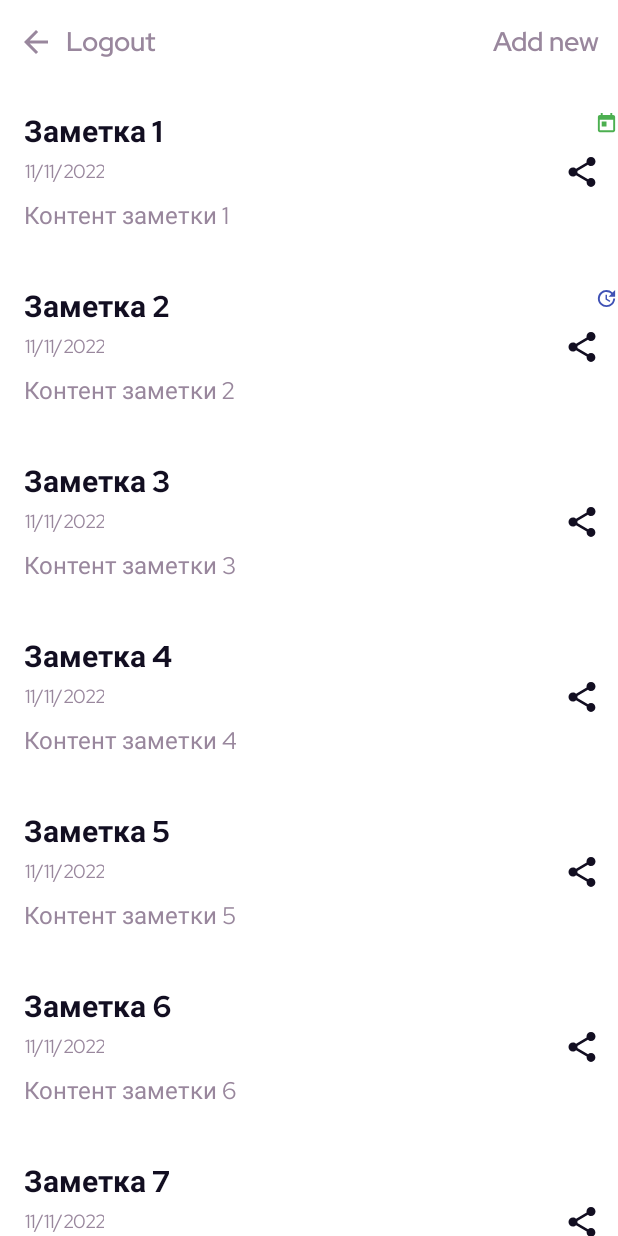
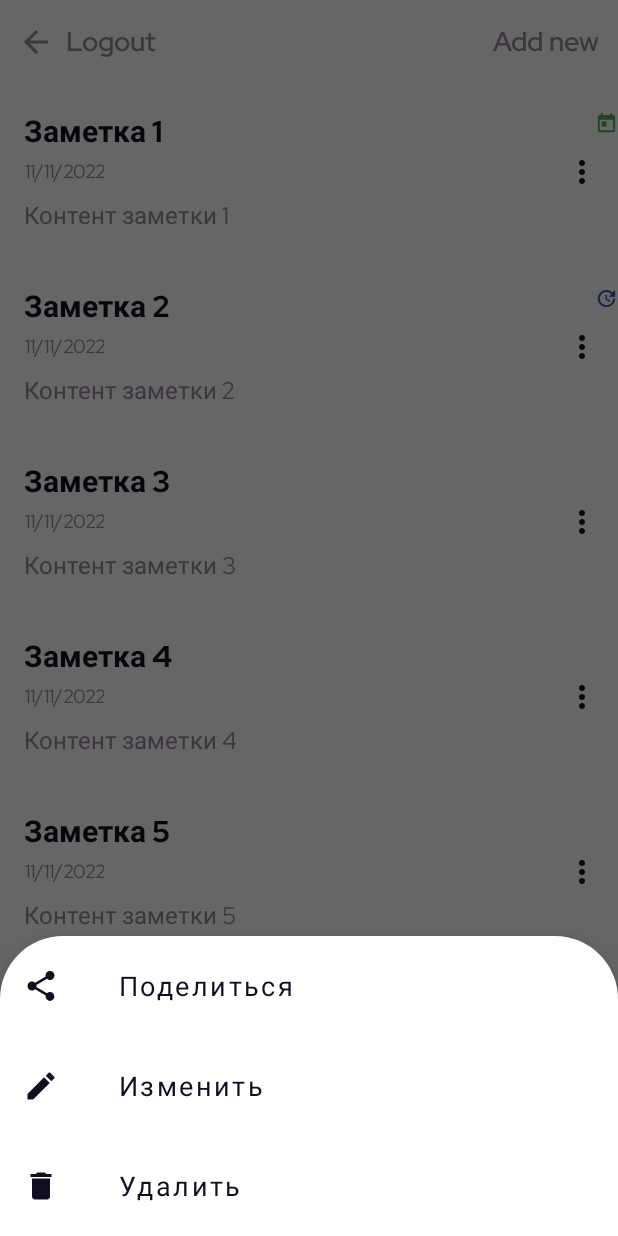
Before and after one commit to devmartynov/spiice, an Android app: the fragment NotesFragment placed in its activity, after a tap on "Открыть меню", on a phone screen of 412 x 824 dp. Run offline under Robolectric (Android 15) with nearby library versions, the phone set to English and light mode, and no system bars.

Commit message:
add note item context menu, add note detail info by clicking on note list item

```diff
--- a/app/build.gradle
+++ b/app/build.gradle
@@ -43,4 +43,5 @@ dependencies {
     testImplementation 'junit:junit:4.13.2'
     androidTestImplementation 'androidx.test.ext:junit:1.1.3'
     androidTestImplementation 'androidx.test.espresso:espresso-core:3.4.0'
+    implementation 'androidx.fragment:fragment-ktx:1.5.4'
 }
--- a/app/src/main/java/io/devmartynov/spiice/model/Note.kt
+++ b/app/src/main/java/io/devmartynov/spiice/model/Note.kt
@@ -1,5 +1,6 @@
 package io.devmartynov.spiice.model
 
+import java.io.Serializable
 import java.text.SimpleDateFormat
 import java.time.Instant
 import java.util.*
@@ -18,7 +19,7 @@ data class Note(
     val content: String,
     val createTime: Long = System.currentTimeMillis(),
     val scheduleTime: Long? = null,
-) {
+): Serializable {
     /**
      * Тип заметки.
      * Зависит от запланированного времени.
--- a/app/src/main/java/io/devmartynov/spiice/ui/notesList/NotesFragment.kt
+++ b/app/src/main/java/io/devmartynov/spiice/ui/notesList/NotesFragment.kt
@@ -1,54 +1,45 @@
 package io.devmartynov.spiice.ui.notesList
 
-import android.content.Intent
 import android.os.Bundle
-import android.util.Log
 import android.view.LayoutInflater
 import android.view.View
 import android.view.ViewGroup
 import androidx.appcompat.app.AppCompatActivity
 import androidx.fragment.app.Fragment
-import androidx.lifecycle.ViewModelProvider
+import androidx.fragment.app.activityViewModels
 import androidx.recyclerview.widget.ItemTouchHelper
 import androidx.recyclerview.widget.LinearLayoutManager
-import androidx.recyclerview.widget.RecyclerView
+import com.google.android.material.snackbar.Snackbar
 import io.devmartynov.spiice.R
 import io.devmartynov.spiice.databinding.FragmentNotesBinding
 import io.devmartynov.spiice.model.Note
 import io.devmartynov.spiice.ui.addEditNote.AddEditNoteFragment
 import io.devmartynov.spiice.ui.notesList.notesAdapter.NotesAdapter
 import io.devmartynov.spiice.ui.auth.LoginFragment
+import io.devmartynov.spiice.ui.notesList.noteDetailInfo.NoteDetailInfoFragment
+import io.devmartynov.spiice.ui.notesList.noteMenu.NoteMenuFragment
 import java.util.*
 
 private const val NOTES_FRAGMENT_TAG = "FRAGMENT_TAG"
-private const val SHARE_CONTENT_TYPE = "text/plain"
 
 /**
  * Экран списка заметок
  */
 class NotesFragment : Fragment() {
     private lateinit var binding: FragmentNotesBinding
-
-    private val viewModel: NotesViewModel by lazy {
-        ViewModelProvider(this)[NotesViewModel::class.java]
-    }
+    private val viewModel: NotesViewModel by activityViewModels()
 
     override fun onCreateView(
         inflater: LayoutInflater,
         container: ViewGroup?,
         savedInstanceState: Bundle?
     ): View {
-
-        Log.d("UUU", "ON_CREATE_VIEW-----")
-
         binding = FragmentNotesBinding.inflate(layoutInflater, container, false)
         return binding.root
     }
 
     override fun onViewCreated(view: View, savedInstanceState: Bundle?) {
         super.onViewCreated(view, savedInstanceState)
-        Log.d("UUU", "ON_VIEW_CREATED-----")
-
 
         with(activity as AppCompatActivity) {
             setSupportActionBar(binding.toolbar)
@@ -62,21 +53,24 @@ class NotesFragment : Fragment() {
         binding.notesRecycler.apply {
             layoutManager = LinearLayoutManager(requireContext())
             adapter = NotesAdapter(
-                onNoteClick = { note -> goToAddEditScreen(note.id) },
-                onShareClick = { note -> shareNote(note) }
+                onNoteClick = { note, _ -> showNoteDetailInfo(note) },
+                onMenuClick = { note, position -> showNoteMenu(note.id, position) }
             )
         }
         ItemTouchHelper(getSimpleCallback()).attachToRecyclerView(binding.notesRecycler)
         viewModel.loadNotes()
     }
 
+    /**
+     * Коллбек для свайпа влево/вправо
+     */
     private fun getSimpleCallback(): ItemTouchHelper.SimpleCallback {
         return SwiperCallback(
             context = requireContext(),
             config = object : SwiperCallback.Config {
-                override fun deleteNote(noteId: UUID): Boolean = viewModel.deleteNote(noteId)
-                override fun addNote(position: Int, note: Note): Boolean = viewModel.addNote(position, note)
-                override fun getRecycler(): RecyclerView = binding.notesRecycler
+                override fun deleteNote(position: Int) {
+                    safeDeleteNoteByPosition(position)
+                }
             },
             dragDirs = 0,
             swipeDirs = ItemTouchHelper.LEFT
@@ -118,20 +112,53 @@ class NotesFragment : Fragment() {
     }
 
     /**
-     * Формирует интент для отправки текста заметки и запускает его.
-     * @param note заметка для шаринга
+     * Открывает боттом шит диалог - меню для заметки.
+     * @param noteId id заметки
+     * @param position позиция заметки в адаптере
      */
-    private fun shareNote(note: Note) {
-        Intent(Intent.ACTION_SEND)
-            .apply {
-                type = SHARE_CONTENT_TYPE
-                putExtra(Intent.EXTRA_TEXT, viewModel.getNoteSharingInfo(note))
-                putExtra(Intent.EXTRA_SUBJECT, getString(R.string.share_subject))
-            }
-            .also { intent ->
-                startActivity(
-                    Intent.createChooser(intent, getString(R.string.share_dialog_title))
+    private fun showNoteMenu(noteId: UUID, position: Int) {
+        NoteMenuFragment
+            .newInstance(
+                noteId = noteId,
+                callbacks = object : NoteMenuFragment.Callbacks {
+                    override fun goToEditScreen() {
+                        goToAddEditScreen(noteId)
+                    }
+
+                    override fun safeDeleteNote() {
+                        safeDeleteNoteByPosition(position)
+                    }
+                }
+            )
+            .show(parentFragmentManager, NoteMenuFragment.TAG)
+    }
+
+    /**
+     * Открывает боттом шит диалог - детальная информация заметки.
+     * @param note заметка
+     */
+    private fun showNoteDetailInfo(note: Note) {
+        NoteDetailInfoFragment.newInstance(note)
+            .show(parentFragmentManager, NoteDetailInfoFragment.TAG)
+    }
+
+    /**
+     * Удаляет заметку с возможностью восстановления
+     * @param position позиция заметки в адаптере
+     */
+    private fun safeDeleteNoteByPosition(position: Int) {
+        val deletedNote = (binding.notesRecycler.adapter as NotesAdapter).getItem(position)
+        if (viewModel.deleteNote(deletedNote.id)) {
+            Snackbar
+                .make(
+                    binding.notesRecycler,
+                    getString(R.string.note_undo_remove_action_label),
+                    Snackbar.LENGTH_SHORT
                 )
-            }
+                .setAction(getString(R.string.undo)) {
+                    viewModel.addNote(position, deletedNote)
+                }
+                .show()
+        }
     }
 }
--- a/app/src/main/java/io/devmartynov/spiice/ui/notesList/NotesViewModel.kt
+++ b/app/src/main/java/io/devmartynov/spiice/ui/notesList/NotesViewModel.kt
@@ -57,6 +57,10 @@ class NotesViewModel: ViewModel() {
         return "${note.title}\n${note.content}"
     }
 
+    fun getNote(noteId: UUID): Note? {
+        return repository.getNote(noteId)
+    }
+
     private fun updateLiveDataList() {
         notes.value = _notes
     }
--- /dev/null
+++ b/app/src/main/java/io/devmartynov/spiice/ui/notesList/noteMenu/NoteMenuFragment.kt
@@ -0,0 +1,109 @@
+package io.devmartynov.spiice.ui.notesList.noteMenu
+
+import android.content.Intent
+import android.os.Bundle
+import android.view.LayoutInflater
+import android.view.View
+import android.view.ViewGroup
+import androidx.appcompat.content.res.AppCompatResources
+import androidx.core.graphics.drawable.DrawableCompat
+import androidx.core.os.bundleOf
+import androidx.fragment.app.activityViewModels
+import com.google.android.material.bottomsheet.BottomSheetDialogFragment
+import io.devmartynov.spiice.R
+import io.devmartynov.spiice.databinding.FragmentNoteMenuBinding
+import io.devmartynov.spiice.model.Note
+import io.devmartynov.spiice.ui.notesList.NotesViewModel
+import java.io.Serializable
+import java.util.*
+
+/**
+ * Меню заметки с действиями над ней
+ */
+class NoteMenuFragment : BottomSheetDialogFragment() {
+    private lateinit var binding: FragmentNoteMenuBinding
+    private val viewModel: NotesViewModel by activityViewModels()
+    private var note: Note? = null
+    private var callbacks: Callbacks? = null
+
+    companion object {
+        const val TAG = "NoteMenuFragment"
+        private const val NOTE_ID_KEY = "note_id_key"
+        private const val CALLBACKS_KEY = "callbacks_key"
+        private const val SHARE_CONTENT_TYPE = "text/plain"
+
+        fun newInstance(noteId: UUID, callbacks: Callbacks): NoteMenuFragment {
+            return NoteMenuFragment().apply {
+                arguments = bundleOf(
+                    NOTE_ID_KEY to noteId,
+                    CALLBACKS_KEY to callbacks
+                )
+            }
+        }
+    }
+
+    override fun onCreateView(
+        inflater: LayoutInflater,
+        container: ViewGroup?,
+        savedInstanceState: Bundle?
+    ): View {
+        binding = FragmentNoteMenuBinding.inflate(inflater, container, false)
+        return binding.root
+    }
+
+    override fun onViewCreated(view: View, savedInstanceState: Bundle?) {
+        super.onViewCreated(view, savedInstanceState)
+
+        callbacks = arguments?.get(CALLBACKS_KEY) as? Callbacks
+            ?: throw IllegalArgumentException("You must pass callbacks to this fragment")
+        val noteId = arguments?.get(NOTE_ID_KEY) as? UUID
+            ?: throw IllegalArgumentException("You must pass note id to this fragment")
+        note = viewModel.getNote(noteId)
+            ?: throw IllegalArgumentException("No note was found by passed id: $noteId")
+
+        binding.share.setOnClickListener {
+            shareNote()
+            dismiss()
+        }
+        binding.edit.setOnClickListener {
+            callbacks?.goToEditScreen()
+            dismiss()
+        }
+        binding.delete.setOnClickListener {
+            callbacks?.safeDeleteNote()
+            dismiss()
+        }
+
+        // смена цвета иконки и установка новой в кнопку
+        val icDelete = AppCompatResources.getDrawable(requireContext(), R.drawable.ic_delete)
+        val wrappedIcDelete = DrawableCompat.wrap(icDelete!!)
+        DrawableCompat.setTint(wrappedIcDelete, requireContext().getColor(R.color.main))
+        binding.delete.setCompoundDrawablesWithIntrinsicBounds(wrappedIcDelete, null, null, null);
+    }
+
+    /**
+     * Формирует интент для отправки текста заметки и запускает его.
+     */
+    private fun shareNote() {
+        Intent(Intent.ACTION_SEND)
+            .apply {
+                type = SHARE_CONTENT_TYPE
+                putExtra(Intent.EXTRA_TEXT, viewModel.getNoteSharingInfo(note!!))
+                putExtra(Intent.EXTRA_SUBJECT, getString(R.string.share_subject))
+            }
+            .also { intent ->
+                startActivity(
+                    Intent.createChooser(intent, getString(R.string.share_dialog_title))
+                )
+            }
+    }
+
+    /**
+     * Колбеки для экшенов.
+     * По сути это костыль.
+     */
+    interface Callbacks : Serializable {
+        fun goToEditScreen()
+        fun safeDeleteNote()
+    }
+}
--- a/app/src/main/java/io/devmartynov/spiice/ui/notesList/notesAdapter/NoteViewHolder.kt
+++ b/app/src/main/java/io/devmartynov/spiice/ui/notesList/notesAdapter/NoteViewHolder.kt
@@ -13,18 +13,18 @@ import io.devmartynov.spiice.model.NoteType
  * Вьюхолдер для адаптера списка заметок
  * @param view view элемента списка
  * @param onNoteClick обработчик нажатия на элемент списка
- * @param onShareClick обработчик нажатия на кнопку шаринга
+ * @param onMenuClick обработчик нажатия на кнопку открытия меню
  */
 class NoteViewHolder(
     private val view: View,
     private val onNoteClick: NoteClickHandler,
-    private val onShareClick: NoteClickHandler,
+    private val onMenuClick: NoteClickHandler,
 ) : ViewHolder(view) {
     /**
      * Устанавливает значения во вьюхи элемента списка
      * @param note заметка
      */
-    fun bind(note: Note) {
+    fun bind(note: Note, position: Int) {
         view.apply {
             setUpScheduleIndicator(note.noteType)
             findViewById<ImageView>(R.id.schedule_time_indicator)
@@ -32,8 +32,8 @@ class NoteViewHolder(
             findViewById<TextView>(R.id.content).text = note.content
             findViewById<TextView>(R.id.create_time).text = Note.timeAsDate(note.createTime)
 
-            setOnClickListener { onNoteClick(note) }
-            findViewById<Button>(R.id.share).setOnClickListener { onShareClick(note) }
+            setOnClickListener { onNoteClick(note, position) }
+            findViewById<Button>(R.id.menu_toggle).setOnClickListener { onMenuClick(note, position) }
         }
     }
 
--- a/app/src/main/java/io/devmartynov/spiice/ui/notesList/notesAdapter/NotesAdapter.kt
+++ b/app/src/main/java/io/devmartynov/spiice/ui/notesList/notesAdapter/NotesAdapter.kt
@@ -2,28 +2,27 @@ package io.devmartynov.spiice.ui.notesList.notesAdapter
 
 import android.view.LayoutInflater
 import android.view.ViewGroup
-import android.widget.Button
 import androidx.recyclerview.widget.RecyclerView
 import io.devmartynov.spiice.R
 import io.devmartynov.spiice.model.Note
 
-typealias NoteClickHandler = (note: Note) -> Unit
+typealias NoteClickHandler = (note: Note, position: Int) -> Unit
 
 /**
  * Адаптер для списка заметок
  * @param onNoteClick обработчик нажатия на элемент списка
- * @param onShareClick обработчик нажатия на кнопку шаринга
+ * @param onMenuClick обработчик нажатия на кнопку открытия меню
  */
 class NotesAdapter(
     private val onNoteClick: NoteClickHandler,
-    private val onShareClick: NoteClickHandler,
+    private val onMenuClick: NoteClickHandler,
 ): RecyclerView.Adapter<NoteViewHolder>() {
     private var notes: List<Note> = listOf()
 
     override fun onCreateViewHolder(parent: ViewGroup, viewType: Int): NoteViewHolder {
         return NoteViewHolder(
             onNoteClick = onNoteClick,
-            onShareClick = onShareClick,
+            onMenuClick = onMenuClick,
             view = LayoutInflater
                 .from(parent.context)
                 .inflate(R.layout.note_list_item, parent, false)
@@ -36,7 +35,7 @@ class NotesAdapter(
 
     override fun onBindViewHolder(holder: NoteViewHolder, position: Int) {
         val note = notes[position]
-        holder.bind(note)
+        holder.bind(note, position)
     }
 
     /**
--- /dev/null
+++ b/app/src/main/res/drawable/ic_edit.xml
@@ -0,0 +1,5 @@
+<vector android:height="24dp" android:tint="@color/main"
+    android:viewportHeight="24" android:viewportWidth="24"
+    android:width="24dp" xmlns:android="http://schemas.android.com/apk/res/android">
+    <path android:fillColor="@android:color/white" android:pathData="M3,17.25V21h3.75L17.81,9.94l-3.75,-3.75L3,17.25zM20.71,7.04c0.39,-0.39 0.39,-1.02 0,-1.41l-2.34,-2.34c-0.39,-0.39 -1.02,-0.39 -1.41,0l-1.83,1.83 3.75,3.75 1.83,-1.83z"/>
+</vector>
--- /dev/null
+++ b/app/src/main/res/drawable/ic_menu.xml
@@ -0,0 +1,5 @@
+<vector android:height="24dp" android:tint="@color/main"
+    android:viewportHeight="24" android:viewportWidth="24"
+    android:width="24dp" xmlns:android="http://schemas.android.com/apk/res/android">
+    <path android:fillColor="@android:color/white" android:pathData="M12,8c1.1,0 2,-0.9 2,-2s-0.9,-2 -2,-2 -2,0.9 -2,2 0.9,2 2,2zM12,10c-1.1,0 -2,0.9 -2,2s0.9,2 2,2 2,-0.9 2,-2 -0.9,-2 -2,-2zM12,16c-1.1,0 -2,0.9 -2,2s0.9,2 2,2 2,-0.9 2,-2 -0.9,-2 -2,-2z"/>
+</vector>
--- /dev/null
+++ b/app/src/main/res/drawable/note_item_menu_bg.xml
@@ -0,0 +1,8 @@
+<?xml version="1.0" encoding="utf-8"?>
+<shape xmlns:android="http://schemas.android.com/apk/res/android"
+    android:shape="rectangle">
+    <solid android:color="@android:color/white"/>
+    <corners android:topLeftRadius="42dp"
+        android:topRightRadius="42dp"/>
+
+</shape>
--- /dev/null
+++ b/app/src/main/res/layout/fragment_note_menu.xml
@@ -0,0 +1,32 @@
+<?xml version="1.0" encoding="utf-8"?>
+<LinearLayout xmlns:android="http://schemas.android.com/apk/res/android"
+    android:id="@+id/note_menu_container"
+    android:layout_width="match_parent"
+    android:layout_height="match_parent"
+    android:orientation="vertical">
+
+    <Button
+        android:id="@+id/share"
+        style="@style/BottomSheetAction"
+        android:layout_width="match_parent"
+        android:layout_height="wrap_content"
+        android:drawableLeft="@drawable/ic_share"
+        android:text="@string/share_label" />
+
+    <Button
+        android:id="@+id/edit"
+        style="@style/BottomSheetAction"
+        android:layout_width="match_parent"
+        android:layout_height="wrap_content"
+        android:drawableLeft="@drawable/ic_edit"
+        android:text="@string/edit_label" />
+
+    <Button
+        android:id="@+id/delete"
+        style="@style/BottomSheetAction"
+        android:layout_width="match_parent"
+        android:layout_height="wrap_content"
+        android:drawableLeft="@drawable/ic_share"
+        android:text="@string/remove_label" />
+
+</LinearLayout>
--- a/app/src/main/res/layout/note_list_item.xml
+++ b/app/src/main/res/layout/note_list_item.xml
@@ -19,7 +19,7 @@
             android:maxLines="1"
             app:layout_constraintTop_toTopOf="parent"
             app:layout_constraintStart_toStartOf="parent"
-            app:layout_constraintEnd_toStartOf="@+id/share"
+            app:layout_constraintEnd_toStartOf="@+id/menu_toggle"
             app:layout_constraintHorizontal_bias="0.0"
             style="@style/NoteTitle"/>
 
@@ -29,7 +29,7 @@
             android:layout_height="wrap_content"
             android:textAlignment="textEnd"
             android:layout_marginTop="4dp"
-            app:layout_constraintEnd_toStartOf="@+id/share"
+            app:layout_constraintEnd_toStartOf="@+id/menu_toggle"
             app:layout_constraintTop_toBottomOf="@+id/title"
             app:layout_constraintStart_toStartOf="parent"
             app:layout_constraintHorizontal_bias="0.0"
@@ -43,15 +43,15 @@
             android:maxLines="1"
             android:layout_marginEnd="60dp"
             android:layout_marginTop="10dp"
-            app:layout_constraintEnd_toStartOf="@+id/share"
+            app:layout_constraintEnd_toStartOf="@+id/menu_toggle"
             app:layout_constraintTop_toBottomOf="@+id/create_time"
             app:layout_constraintStart_toStartOf="parent"
             app:layout_constraintHorizontal_bias="0.0"
             style="@style/NoteContent"/>
 
     <Button
-            android:id="@+id/share"
-            android:drawableLeft="@drawable/ic_share"
+            android:id="@+id/menu_toggle"
+            android:drawableLeft="@drawable/ic_menu"
             android:layout_width="wrap_content"
             android:layout_height="wrap_content"
             android:contentDescription="@string/open_note_list_item_menu_label"
@@ -69,7 +69,7 @@
         android:contentDescription="@string/schedule_time_label"
         android:src="@drawable/ic_future"
         app:iconPadding="0dp"
-        app:layout_constraintBottom_toTopOf="@+id/share"
+        app:layout_constraintBottom_toTopOf="@+id/menu_toggle"
         app:layout_constraintEnd_toEndOf="parent"
         app:layout_constraintTop_toTopOf="parent" />
 
--- a/app/src/main/res/values/dimen.xml
+++ b/app/src/main/res/values/dimen.xml
@@ -12,6 +12,10 @@
     <dimen name="progress_dots_margin_top">30dp</dimen>
     <dimen name="skip_btn_margin">15dp</dimen>
     <dimen name="layout_horizontal_padding">16dp</dimen>
+    <dimen name="icon_padding_in_bottom_sheet_btn">40dp</dimen>
+    <dimen name="padding_in_bottom_sheet_btn">15dp</dimen>
+    <dimen name="padding_horizontal_detail_info_bottom_sheet">25dp</dimen>
+    <dimen name="padding_vertical_detail_info_bottom_sheet">30dp</dimen>
     <item name="feature_top_guideline_layout_constraint_guide_percent" format="float" type="dimen">0.1</item>
     <item name="feature_bottom_guideline_feature_text_layout_constraint_guide_percent" format="float" type="dimen">0.8</item>
     <item name="feature_bottom_guideline_progress_dots_layout_constraint_guide_percent" format="float" type="dimen">0.85</item>
--- a/app/src/main/res/values/strings.xml
+++ b/app/src/main/res/values/strings.xml
@@ -35,4 +35,10 @@
     <string name="share_subject">Заметка</string>
     <string name="schedule_time_label">Запланированное время заметки</string>
     <string name="schedule_btn_label">Запланировать заметку</string>
+    <string name="edit_label">Изменить</string>
+    <string name="note_title_preview">Заголовок:</string>
+    <string name="note_content_preview">Контент:</string>
+    <string name="note_create_date_preview">Дата создания:</string>
+    <string name="note_schedule_date_preview">Запланирована на:</string>
+    <string name="note_no_schedule_date_label">Не запланирована</string>
 </resources>
--- a/app/src/main/res/values/styles.xml
+++ b/app/src/main/res/values/styles.xml
@@ -55,6 +55,17 @@
         <item name="android:textFontWeight">@integer/font_weight_medium</item>
         <item name="android:textAllCaps">false</item>
     </style>
+    <style name="BottomSheetAction">
+        <item name="android:background">?attr/actionBarItemBackground</item>
+        <item name="android:textSize">18sp</item>
+        <item name="android:lineHeight">24sp</item>
+        <item name="android:textColor">@color/main</item>
+        <item name="android:textAllCaps">false</item>
+        <item name="android:gravity">start|center_vertical</item>
+        <item name="android:maxLines">1</item>
+        <item name="iconPadding">@dimen/icon_padding_in_bottom_sheet_btn</item>
+        <item name="android:padding">@dimen/padding_in_bottom_sheet_btn</item>
+    </style>
     <style name="ScreenSubTitle">
         <item name="android:textSize">25sp</item>
         <item name="android:lineHeight">33sp</item>
--- a/app/src/main/res/values/themes.xml
+++ b/app/src/main/res/values/themes.xml
@@ -1,6 +1,7 @@
 <resources xmlns:tools="http://schemas.android.com/tools">
     <!-- Base application theme. -->
     <style name="Theme.Spiice" parent="Theme.MaterialComponents.DayNight.NoActionBar">
+        <item name="bottomSheetDialogTheme">@style/AppBottomSheetDialogTheme</item>
         <item name="android:fontFamily">@font/red_hat_display</item>
         <item name="android:textColor">@color/main</item>
         <!-- Primary brand color. -->
@@ -15,6 +16,12 @@
         <item name="android:statusBarColor" tools:targetApi="l">@color/purple_200</item>
         <!-- Customize your theme here. -->
     </style>
+    <style name="AppBottomSheetDialogTheme" parent="Theme.Design.Light.BottomSheetDialog">
+        <item name="bottomSheetStyle">@style/AppModalStyle</item>
+    </style>
+    <style name="AppModalStyle" parent="Widget.Design.BottomSheet.Modal">
+        <item name="android:background">@drawable/note_item_menu_bg</item>
+    </style>
 <!--
 <style name="Theme.SpiiceNoActionBar" parent="Theme.Spiice">
         <item name="windowActionBar">false</item>
```
Also changed, not shown: app/src/main/java/io/devmartynov/spiice/ui/notesList/SwiperCallback.kt (+2 -19 lines), app/src/main/java/io/devmartynov/spiice/ui/notesList/noteDetailInfo/NoteDetailInfoFragment.kt (added, +59 -0 lines), app/src/main/res/layout/fragment_note_detail_info.xml (added, +61 -0 lines).
